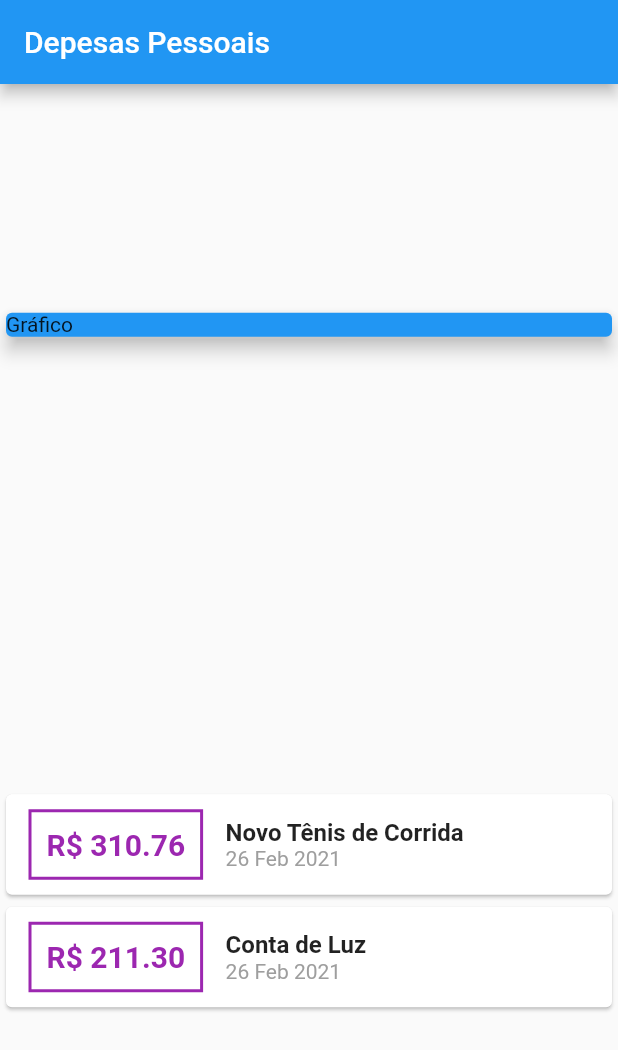
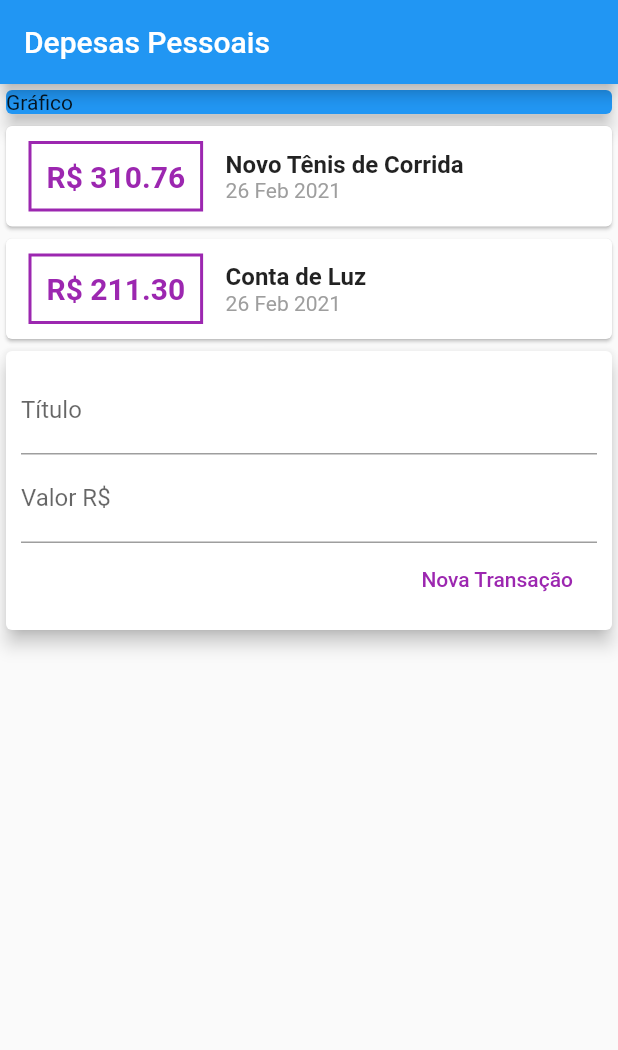
Before and after one commit to jhemysbarros/expenses-app, a Flutter app: the screen it shows after launch, on a phone screen of 412 x 824 dp. Shown: the top 1050 px of the screen. Run offline on Flutter 3.47's test engine with Material 2 defaults, Android fonts, the phone set to English and light mode, and no system bars.

Commit message:
Created form of expenses.

```diff
--- a/lib/main.dart
+++ b/lib/main.dart
@@ -12,6 +12,9 @@ class ExpensesApp extends StatelessWidget {
 }
 
 class MyHomePage extends StatelessWidget {
+  final titleController = TextEditingController();
+  final valueController = TextEditingController();
+
   final _transactions = [
     Transaction(
       id: 't1',
@@ -34,7 +37,6 @@ class MyHomePage extends StatelessWidget {
         title: Text('Depesas Pessoais'),
       ),
       body: Column(
-        mainAxisAlignment: MainAxisAlignment.spaceAround,
         crossAxisAlignment: CrossAxisAlignment.stretch,
         children: <Widget>[
           Container(
@@ -92,6 +94,41 @@ class MyHomePage extends StatelessWidget {
                 ),
               );
             }).toList(),
+          ),
+          Card(
+            elevation: 5,
+            child: Padding(
+              padding: const EdgeInsets.all(10),
+              child: Column(
+                children: <Widget>[
+                  TextField(
+                    controller: titleController,
+                    decoration: InputDecoration(
+                      labelText: 'Título',
+                    ),
+                  ),
+                  TextField(
+                    controller: valueController,
+                    decoration: InputDecoration(
+                      labelText: 'Valor R\$',
+                    ),
+                  ),
+                  Row(
+                    mainAxisAlignment: MainAxisAlignment.end,
+                    children: <Widget>[
+                      FlatButton(
+                        child: Text('Nova Transação'),
+                        textColor: Colors.purple,
+                        onPressed: () {
+                          print(titleController.text);
+                          print(valueController.text);
+                        },
+                      ),
+                    ],
+                  ),
+                ],
+              ),
+            ),
           )
         ],
       ),
```
